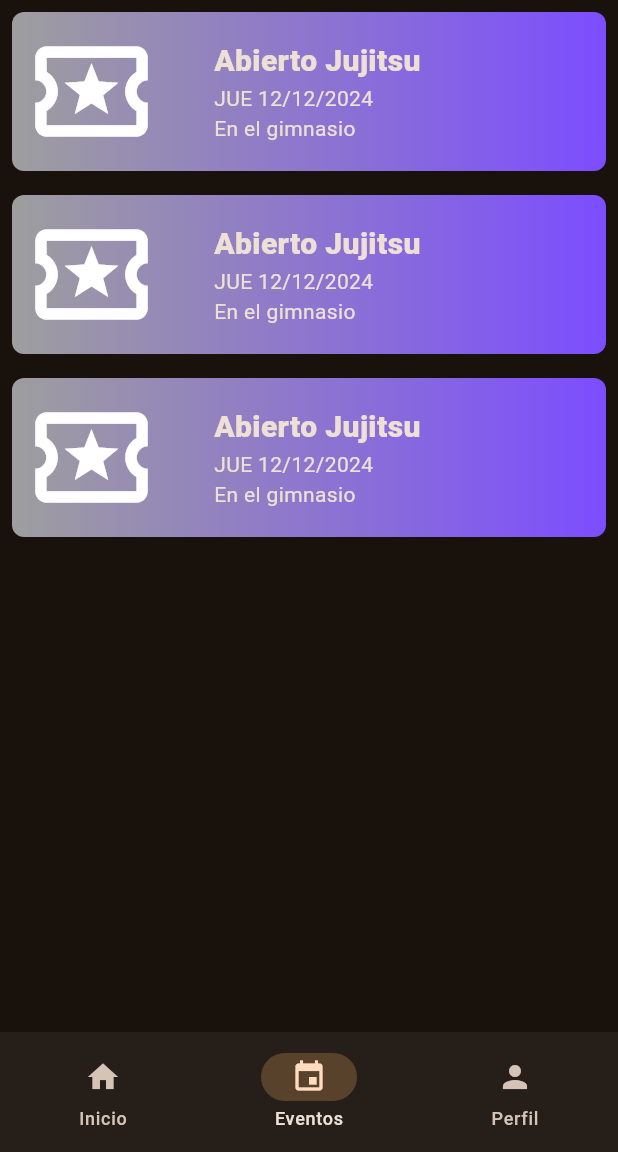
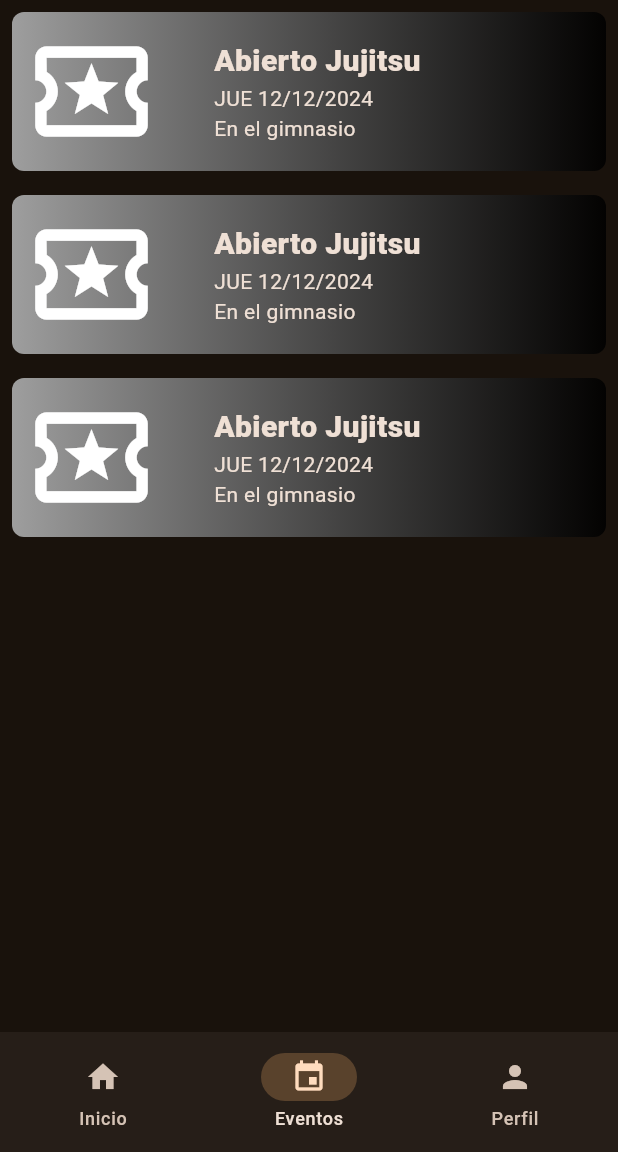
Before and after one commit to alex-ulloa-tw/gym_app_flutter, a Flutter app: the screen it shows after launch, item 2 of the bottom bar chosen, on a phone screen of 412 x 824 dp, the part 84-1236 px from its top. Run offline on Flutter 3.47's test engine with Material 3 defaults, Android fonts, the phone set to English and light mode, and no system bars; our stand-ins replace fl_chart, flutter_riverpod.

Commit message:
change colors

```diff
--- a/lib/components/screens/events/components/event.dart
+++ b/lib/components/screens/events/components/event.dart
@@ -18,8 +18,8 @@ class Event extends StatelessWidget {
         margin: const EdgeInsets.all(8.0),
         child: DecoratedBox(
           decoration: BoxDecoration(
-              gradient: const LinearGradient(
-                  colors: [Colors.grey, Colors.deepPurpleAccent]),
+              gradient:
+                  const LinearGradient(colors: [Colors.grey, Colors.black87]),
               borderRadius: BorderRadius.circular(8)),
           child: Padding(
             padding: const EdgeInsets.all(8.0),
```
